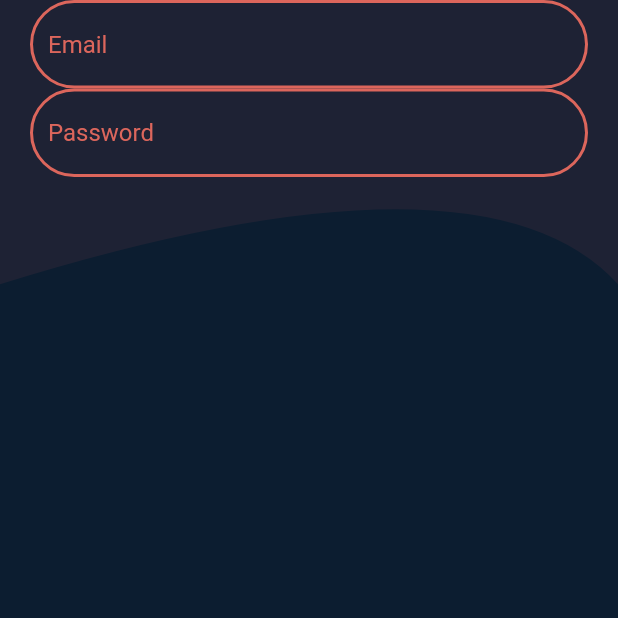
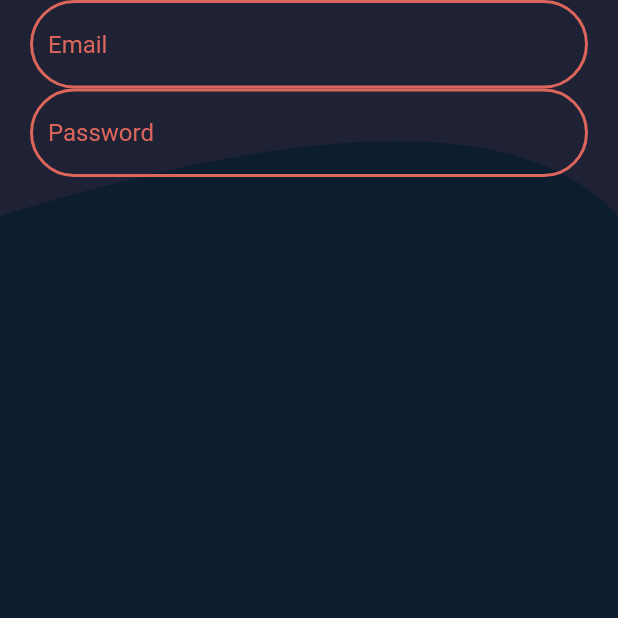
Before and after one commit to MherKarapetyan/mobxTest, a Flutter app: the screen it shows after launch, on a phone screen of 412 x 824 dp, the top half of it. Run offline on Flutter 3.47's test engine with Material 2 defaults, Android fonts, the phone set to English and light mode, and no system bars; our stand-ins replace flutter_mobx, flutter_secure_storage, mobx; accounts and stored records are empty; generated files the repository leaves out were written again.

Commit message:
Fixed CustomPaint's size issue

```diff
--- a/lib/presentation/auth/auth.dart
+++ b/lib/presentation/auth/auth.dart
@@ -1,3 +1,5 @@
+import 'dart:ui';
+
 import 'package:flutter/material.dart';
 import 'package:flutter_mobx/flutter_mobx.dart';
 
@@ -16,7 +18,10 @@ class AuthPage extends StatelessWidget {
   @override
   Widget build(BuildContext context) {
     return Scaffold(
-      body: GestureDetector(
+      resizeToAvoidBottomInset: true,
+      body: SizedBox(
+        height: window.physicalSize.height,
+        child: GestureDetector(
           onTap: FocusScope.of(context).unfocus,
           child: CustomPaint(
             painter: AuthPageCustomPaint(),
@@ -54,6 +59,7 @@ class AuthPage extends StatelessWidget {
             ),
           ),
         ),
+      ),
     );
   }
 }
--- a/lib/presentation/widgets/custom_paint/custom_paint.dart
+++ b/lib/presentation/widgets/custom_paint/custom_paint.dart
@@ -1,4 +1,7 @@
+import 'dart:ui';
+
 import 'package:flutter/material.dart';
+
 import 'package:mobx_with_clean_archtecture/helper/themes.dart';
 
 class AuthPageCustomPaint extends CustomPainter {
@@ -6,13 +9,12 @@ class AuthPageCustomPaint extends CustomPainter {
   void paint(Canvas canvas, Size size) {
     final Paint paint = Paint()..color = AppThemes.darkPurple;
     final Path path = Path()
-      ..lineTo(0, size.height * 0.23)
+      ..lineTo(0, window.physicalSize.height * 0.08)
       ..relativeQuadraticBezierTo(size.width * 0.78, -100, size.width, 0)
       ..lineTo(size.width, 0)
       ..close();
 
     canvas.drawPath(path, paint);
-
   }
 
   @override
--- a/lib/presentation/widgets/textfields/textfield.dart
+++ b/lib/presentation/widgets/textfields/textfield.dart
@@ -17,20 +17,12 @@ class AppTextField extends StatelessWidget {
 
   @override
   Widget build(BuildContext context) {
-    return FocusScope(
-      child: Focus(
-        onFocusChange: (focus) {
-          print('$focus');
-          if (!focus) validator!('');
-        },
-        child: TextFormField(
-          onChanged: onChanged,
-          validator: validator,
-          autovalidateMode: AutovalidateMode.onUserInteraction,
-          cursorColor: Theme.of(context).secondaryHeaderColor,
-          decoration: InputDecoration(hintText: hintText),
-        ),
-      ),
+    return TextFormField(
+      onChanged: onChanged,
+      validator: validator,
+      autovalidateMode: AutovalidateMode.onUserInteraction,
+      cursorColor: Theme.of(context).secondaryHeaderColor,
+      decoration: InputDecoration(hintText: hintText),
     );
   }
 }
```
Lines whose indentation alone changed are shown as unchanged.
